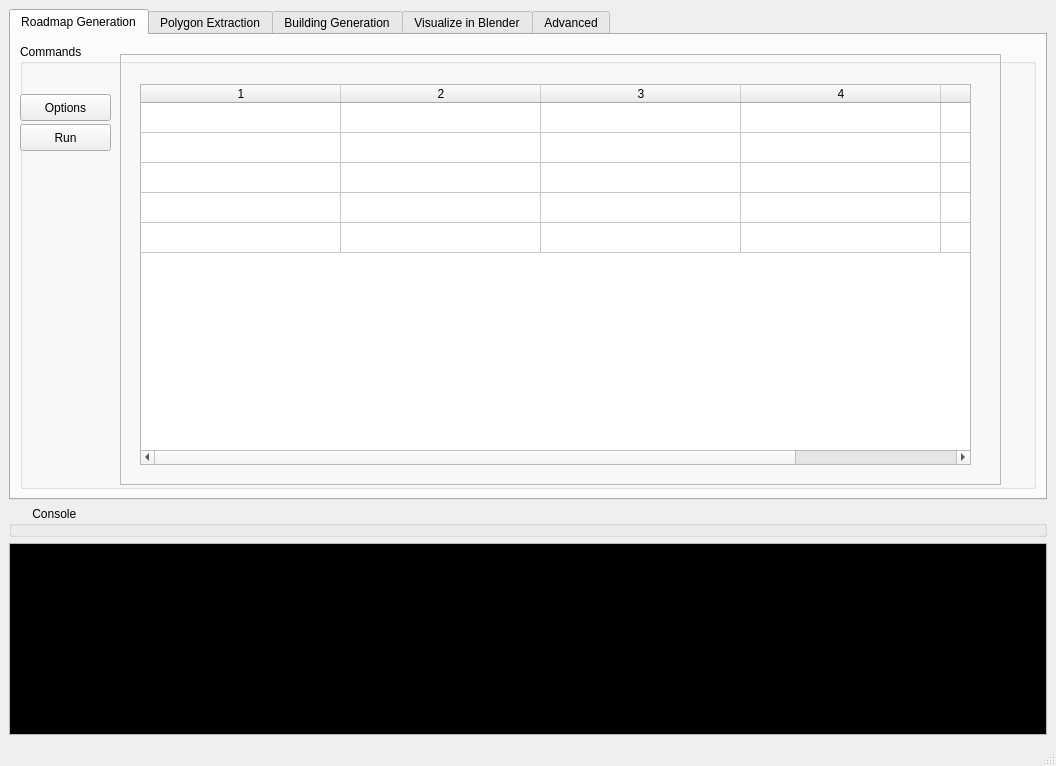
Above: window.ui from josauder/procedural_city_generation before the change. Below: the same form after it.
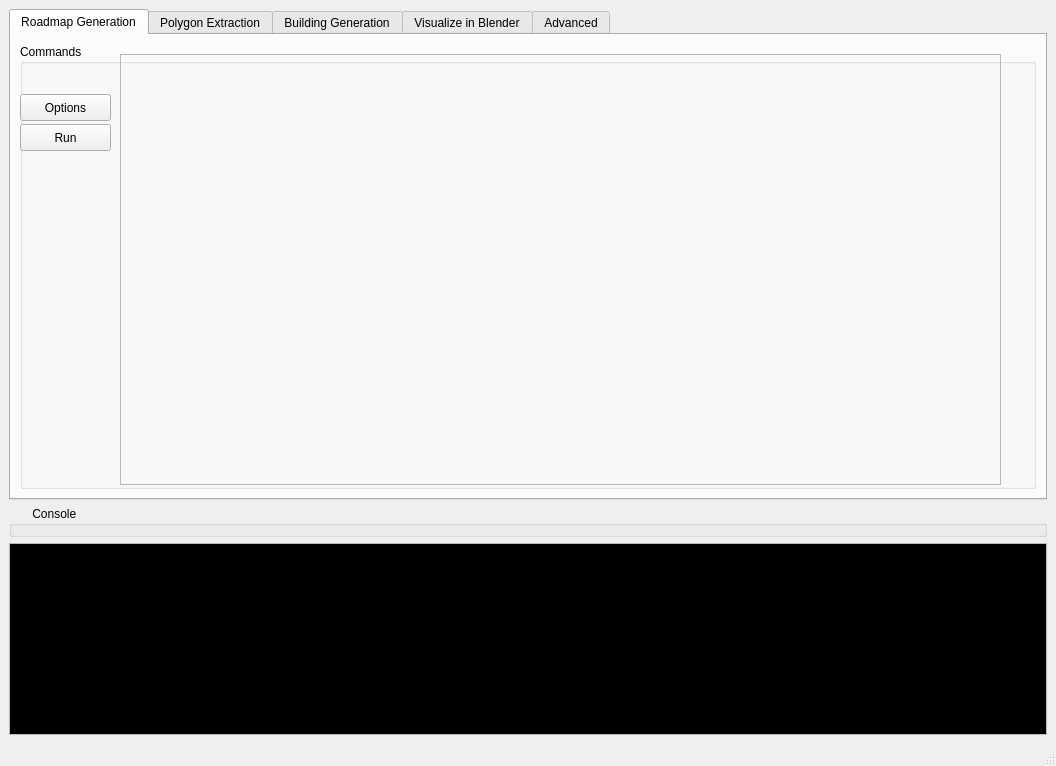
That is the form after the change. The open tabs and pages were chosen to show the change. Custom widgets are drawn as their Qt base class.

```diff
--- a/window.ui
+++ b/window.ui
@@ -319,41 +319,6 @@
              </rect>
             </property>
            </widget>
-           <widget class="QTableWidget" name="tableWidget">
-            <property name="geometry">
-             <rect>
-              <x>20</x>
-              <y>30</y>
-              <width>831</width>
-              <height>381</height>
-             </rect>
-            </property>
-            <property name="rowCount">
-             <number>5</number>
-            </property>
-            <property name="columnCount">
-             <number>5</number>
-            </property>
-            <attribute name="horizontalHeaderVisible">
-             <bool>true</bool>
-            </attribute>
-            <attribute name="horizontalHeaderDefaultSectionSize">
-             <number>200</number>
-            </attribute>
-            <attribute name="verticalHeaderVisible">
-             <bool>false</bool>
-            </attribute>
-            <row/>
-            <row/>
-            <row/>
-            <row/>
-            <row/>
-            <column/>
-            <column/>
-            <column/>
-            <column/>
-            <column/>
-           </widget>
           </widget>
           <zorder>roadmap_Options</zorder>
           <zorder>roadmap_Run</zorder>
```
Left out of the diff: 12 changed lines with no effect on the pictures.
